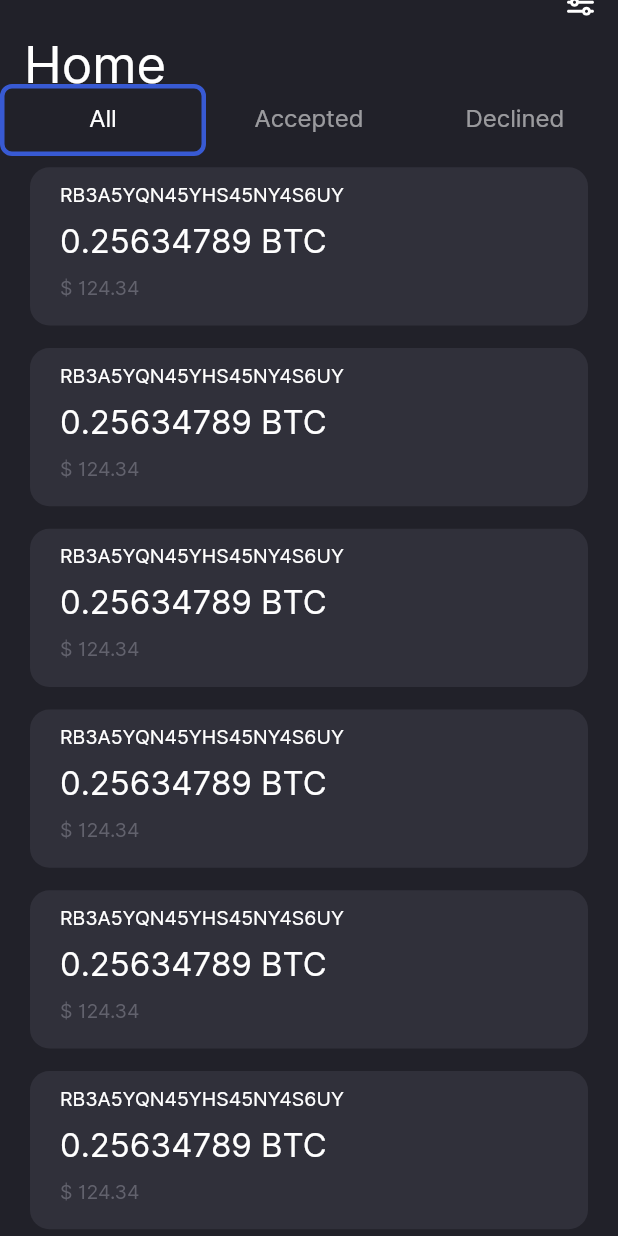
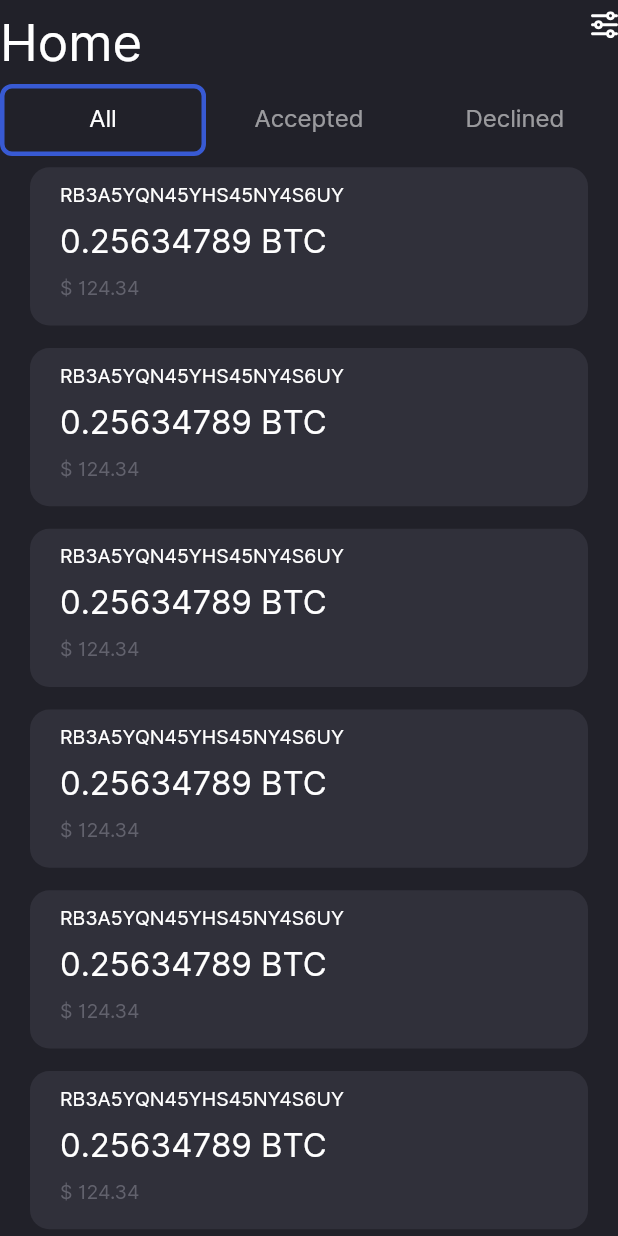
Before and after one commit to CryptonStudio/cryptokeeper-mobile-app, a Flutter app: the screen it shows after launch, on a phone screen of 412 x 824 dp. Run offline on Flutter 3.47's test engine with Material 2 defaults, Android fonts, the phone set to English and light mode, and no system bars; our stand-ins replace flutter_svg, modal_bottom_sheet.

Commit message:
routes added

```diff
--- a/lib/UI/home_page/home_page.dart
+++ b/lib/UI/home_page/home_page.dart
@@ -2,8 +2,10 @@ import 'package:ck_login/UI/accepted_page/accepted_page.dart';
 import 'package:ck_login/UI/all_page/all_page.dart';
 import 'package:ck_login/UI/declined_page/declined_page.dart';
 import 'package:ck_login/constants.dart';
+import 'package:ck_login/widgets/input_form.dart';
 import 'package:flutter/material.dart';
 import 'package:flutter_svg/flutter_svg.dart';
+import 'package:modal_bottom_sheet/modal_bottom_sheet.dart';
 
 class Homepage extends StatefulWidget {
   @override
@@ -38,7 +40,7 @@ class _HomepageState extends State<Homepage>
     ),
     Tab(
       child: Text(LangKeys.declined),
-    )
+    ),
   ];
 
   @override
@@ -49,6 +51,8 @@ class _HomepageState extends State<Homepage>
         headerSliverBuilder: (BuildContext context, bool boxIsScrolled) {
           return <Widget>[
             SliverAppBar(
+              leading: null,
+              titleSpacing: 0,
               pinned: false,
               floating: true,
               snap: true,
@@ -59,7 +63,7 @@ class _HomepageState extends State<Homepage>
                 mainAxisAlignment: MainAxisAlignment.start,
                 children: [
                   Padding(
-                    padding: const EdgeInsets.only(top: 30),
+                    padding: const EdgeInsets.only(top: 0),
                     child: Text(
                       "Home",
                       style: TextStyle(
@@ -71,7 +75,14 @@ class _HomepageState extends State<Homepage>
                   Expanded(
                     child: Align(
                       alignment: Alignment.bottomRight,
-                      child: SvgPicture.asset("assets/svg/setting.svg"),
+                      child: GestureDetector(
+                          onTap: () => showCupertinoModalBottomSheet(
+                                duration: Duration(milliseconds: 300),
+                                expand: true,
+                                context: context,
+                                builder: (context) => myBar(),
+                              ),
+                          child: SvgPicture.asset("assets/svg/setting.svg")),
                     ),
                   ),
                 ],
@@ -89,7 +100,7 @@ class _HomepageState extends State<Homepage>
                 ),
                 tabs: tabs,
               ),
-            )
+            ),
           ];
         },
         body: TabBarView(
```
